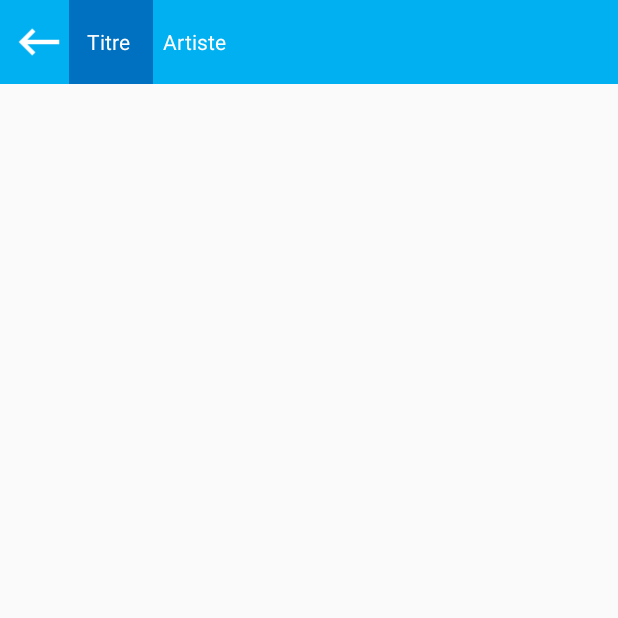
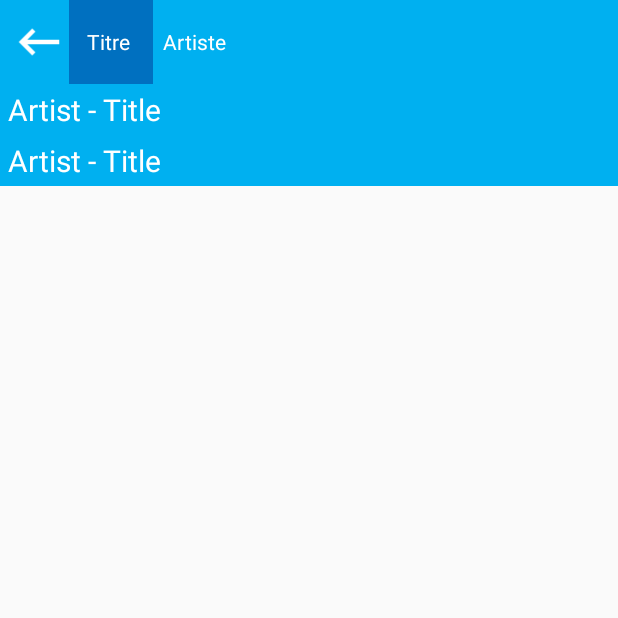
Before and after one commit to Sykless/projaiiient, an Android app: the SelectSong screen opened directly, with no data from a screen before it, on a phone screen of 412 x 824 dp, the top half of it. Run offline under Robolectric (Android 15) with nearby library versions, the phone set to English and light mode, and no system bars.

Commit message:
Choose a song Create when first launch

```diff
--- a/app/src/main/java/com/autoscroll/fraba/defiloche/Partition.java
+++ b/app/src/main/java/com/autoscroll/fraba/defiloche/Partition.java
@@ -52,5 +52,5 @@ public class Partition
     void setFile(String fileName)
     {
         pdfFile = new File(Environment.getExternalStoragePublicDirectory(Environment.DIRECTORY_DCIM).getParentFile().getAbsolutePath() + "/DepuisAndroid/" + fileName);
+    }
         }
-        }
--- a/app/src/main/java/com/autoscroll/fraba/defiloche/PartitionActivity.java
+++ b/app/src/main/java/com/autoscroll/fraba/defiloche/PartitionActivity.java
@@ -18,7 +18,6 @@ public class PartitionActivity extends Application
     public void onCreate()
     {
         super.onCreate();
-        System.out.println("Open app");
 
         SharedPreferences sharedPrefs = PreferenceManager.getDefaultSharedPreferences(this);
         Gson gson = new Gson();
@@ -32,25 +31,49 @@ public class PartitionActivity extends Application
         }
         else
         {
-            System.out.println("ArrayList vide !"); // TODO Maybe add a link to Create if there isn't any partition
+            System.out.println("ArrayList vide !");
         }
 
-        // Here's the code to write the ArrayList
+
+
         // TODO Add the ArrayList writing in Create menu
+        // How to write in the ArrayList
 
         /*
-        ArrayList<Partition> list = new ArrayList<Partition>();
+            PartitionActivity app = (PartitionActivity) getApplicationContext();
+            ArrayList<Partition> list = app.getPartitionList();
 
-        list.add(new Partition("The Resilient","Betraying the Martyrs","test.pdf"));
+            if (list == null)
+            {
+                list = new ArrayList<>();
+            }
 
-        SharedPreferences sharedPrefs = PreferenceManager.getDefaultSharedPreferences(this);
-        SharedPreferences.Editor editor = sharedPrefs.edit();
-        Gson gson = new Gson();
+            list.add(new Partition("Artist","Title",speed,"test.pdf"));
 
-        String json = gson.toJson(list);
+            SharedPreferences sharedPrefs = PreferenceManager.getDefaultSharedPreferences(this);
+            SharedPreferences.Editor editor = sharedPrefs.edit();
+            Gson gson = new Gson();
 
-        editor.putString("arrayList", json); -- "arrayList" is only an ID, you can use "jambon" if you like as long as you use the same ID to get the data back
-        editor.apply();
+            String json = gson.toJson(list);
+
+            editor.putString("arrayList", json); // "arrayList" is only an ID, you can use "jambon" if you like as long as you use the same ID to get the data back
+            editor.apply();
+        */
+
+
+        // Code to detect a key on the keyboard
+        /*
+        takeKeyEvents(true);
+
+        public boolean onKeyUp(int keyCode, KeyEvent event)
+        {
+            if (keyCode == KeyEvent.KEYCODE_ENTER)
+            {
+                System.out.println(""+keyCode);
+            }
+
+            return true;
+        }
         */
     }
 
@@ -58,4 +81,12 @@ public class PartitionActivity extends Application
     {
         return arrayListPartition;
     }
+    void addPartition(Partition partition)
+    {
+        arrayListPartition.add(partition);
+    }
+    void savePartitionList(ArrayList<Partition> partitionList)
+    {
+        arrayListPartition = partitionList;
+    }
 }
--- a/app/src/main/java/com/autoscroll/fraba/defiloche/SelectSong.java
+++ b/app/src/main/java/com/autoscroll/fraba/defiloche/SelectSong.java
@@ -1,17 +1,31 @@
 package com.autoscroll.fraba.defiloche;
 
+import android.content.Context;
 import android.content.Intent;
+import android.content.res.Configuration;
+import android.graphics.Color;
+import android.graphics.Point;
+import android.support.v4.content.ContextCompat;
 import android.support.v7.app.AppCompatActivity;
 import android.os.Bundle;
 import android.support.v7.widget.Toolbar;
+import android.util.TypedValue;
+import android.view.Display;
+import android.view.Gravity;
 import android.view.MotionEvent;
 import android.view.View;
+import android.view.ViewGroup;
 import android.view.ViewTreeObserver;
+import android.view.animation.AlphaAnimation;
+import android.widget.Button;
 import android.widget.FrameLayout;
+import android.widget.LinearLayout;
 import android.widget.RelativeLayout;
+import android.widget.TextView;
 
-public class SelectSong extends AppCompatActivity
-{
+import java.util.ArrayList;
+
+public class SelectSong extends AppCompatActivity {
     View selectedBackground;
     boolean setup = false;
     float backgroundStart = 0;
@@ -19,18 +33,18 @@ public class SelectSong extends AppCompatActivity
 
     int displayChoice = 0;
 
+    AlphaAnimation buttonClick = new AlphaAnimation(1F, 0.8F); // Fading animation on button when clicked
+    AlphaAnimation buttonClickRelease = new AlphaAnimation(0.8F, 1F); // Unfading animation on button when clicked
+
     @Override
-    protected void onCreate(Bundle savedInstanceState)
-    {
+    protected void onCreate(Bundle savedInstanceState) {
         super.onCreate(savedInstanceState);
         setContentView(R.layout.activity_select_song);
 
         Toolbar toolbar = findViewById(R.id.toolbar);
         FrameLayout homeLayout = findViewById(R.id.homeLayout);
-        homeLayout.setOnClickListener(new View.OnClickListener()
-        {
-            public void onClick(View v)
-            {
+        homeLayout.setOnClickListener(new View.OnClickListener() {
+            public void onClick(View v) {
                 goToHome();
             }
         });
@@ -42,13 +56,10 @@ public class SelectSong extends AppCompatActivity
         RelativeLayout textArtist = findViewById(R.id.textArtistLayout);
 
         selectedBackground = findViewById(R.id.selectedBackground);
-        selectedBackground.getViewTreeObserver().addOnGlobalLayoutListener(new ViewTreeObserver.OnGlobalLayoutListener()
-        {
+        selectedBackground.getViewTreeObserver().addOnGlobalLayoutListener(new ViewTreeObserver.OnGlobalLayoutListener() {
             @Override
-            public void onGlobalLayout()
-            {
-                if (!setup)
-                {
+            public void onGlobalLayout() {
+                if (!setup) {
                     backgroundStart = selectedBackground.getX();
                     backgroundSize = selectedBackground.getWidth();
                     setup = true;
@@ -56,13 +67,10 @@ public class SelectSong extends AppCompatActivity
             }
         });
 
-        textTitle.setOnTouchListener(new View.OnTouchListener()
-        {
+        textTitle.setOnTouchListener(new View.OnTouchListener() {
             @Override
-            public boolean onTouch(View v, MotionEvent event)
-            {
-                if (event.getAction() == MotionEvent.ACTION_DOWN && displayChoice == 1)
-                {
+            public boolean onTouch(View v, MotionEvent event) {
+                if (event.getAction() == MotionEvent.ACTION_DOWN && displayChoice == 1) {
                     selectedBackground.setX(backgroundStart);
                     displayChoice = 0;
                 }
@@ -71,13 +79,10 @@ public class SelectSong extends AppCompatActivity
             }
         });
 
-        textArtist.setOnTouchListener(new View.OnTouchListener()
-        {
+        textArtist.setOnTouchListener(new View.OnTouchListener() {
             @Override
-            public boolean onTouch(View v, MotionEvent event)
-            {
-                if (event.getAction() == MotionEvent.ACTION_DOWN && displayChoice == 0)
-                {
+            public boolean onTouch(View v, MotionEvent event) {
+                if (event.getAction() == MotionEvent.ACTION_DOWN && displayChoice == 0) {
                     selectedBackground.setX(backgroundStart + backgroundSize);
                     displayChoice = 1;
                 }
@@ -85,13 +90,103 @@ public class SelectSong extends AppCompatActivity
                 return false;
             }
         });
+
+        // Layout modification according to orientation of the device
+        Display display = getWindowManager().getDefaultDisplay();
+        Point size = new Point();
+        display.getSize(size); // size.x = device width - size.y = device height
+
+        // Default values
+        int margin = 30;
+        int buttonHeight = 200;
+        float textSize = 24;
+
+        if (getResources().getConfiguration().orientation == Configuration.ORIENTATION_PORTRAIT) // Portait orientation
+        {
+            margin = size.x / 24;
+            buttonHeight = size.x / 12;
+            textSize = size.x / 20;
+        }
+
+        if (getResources().getConfiguration().orientation == Configuration.ORIENTATION_LANDSCAPE) // Landscape orientation
+        {
+            margin = size.x / 45;
+            buttonHeight = size.x / 20;
+            textSize = size.x / 28;
+        }
+
+        buttonClick.setDuration(100);
+        buttonClickRelease.setDuration(100);
+        buttonClickRelease.setStartOffset(100);
+
+        View.OnClickListener buttonEffect = new View.OnClickListener()
+        {
+            @Override
+            public void onClick(View v) {
+                v.startAnimation(buttonClick);
+                v.startAnimation(buttonClickRelease);
+
+                System.out.println("" + v.getId());
+            }
+        };
+
+        LinearLayout linearLayout = findViewById(R.id.linearLayout);
+
+        PartitionActivity app = (PartitionActivity) getApplicationContext();
+        ArrayList<Partition> partitionList = app.getPartitionList();
+
+        // TODO If the ArrayList is empty, show a message (link to create)
+
+        for (int i = 0 ; i < partitionList.size() ; i++)
+        {
+            // Create a new RelativeLayout
+            RelativeLayout newButton = new RelativeLayout(this);
+            newButton.setId(i);
+
+            // Defining the RelativeLayout layout parameters.
+            RelativeLayout.LayoutParams buttonParams = new RelativeLayout.LayoutParams(RelativeLayout.LayoutParams.MATCH_PARENT, 0);
+
+            int marginBottom = 0;
+
+            if (i == partitionList.size() - 1)
+            {
+                marginBottom = margin;
+            }
+
+            buttonParams.setMargins(margin, margin, margin, marginBottom);
+            buttonParams.height = buttonHeight;
+
+            // Creating a new TextView
+            TextView songName = new TextView(this);
+            songName.setText(partitionList.get(i).getArtist() + " - " + partitionList.get(i).getTitle());
+            songName.setTextSize(TypedValue.COMPLEX_UNIT_PX, textSize);
+            songName.setTextColor(Color.WHITE);
+
+
+            // Defining the layout parameters of the TextView
+            RelativeLayout.LayoutParams textParameters = new RelativeLayout.LayoutParams(RelativeLayout.LayoutParams.WRAP_CONTENT, RelativeLayout.LayoutParams.WRAP_CONTENT);
+            textParameters.setMarginStart(8);
+
+            // Setting the parameters on the TextView
+            songName.setLayoutParams(textParameters);
+
+            // Adding the TextView to the RelativeLayout as a child and make the layout clickable
+            newButton.addView(songName);
+            newButton.setGravity(Gravity.CENTER_VERTICAL);
+            newButton.setLayoutParams(buttonParams);
+            newButton.setBackgroundColor(getResources().getColor(R.color.cyan));
+            newButton.setClickable(true);
+            newButton.setFocusable(true);
+            newButton.setFocusableInTouchMode(false);
+            newButton.setOnClickListener(buttonEffect);
+
+            // Add the RelativeLayout to the main LinearLayout
+            linearLayout.addView(newButton, i);
+        }
     }
 
-    public void goToHome()
-    {
-        Intent intent = new Intent(this,Home.class);
+    public void goToHome() {
+        Intent intent = new Intent(this, Home.class);
         startActivity(intent);
     }
-
-
 }
--- a/app/src/main/res/layout/activity_select_song.xml
+++ b/app/src/main/res/layout/activity_select_song.xml
@@ -134,11 +134,13 @@
 
     <ScrollView
         android:layout_width="match_parent"
-        android:layout_height="match_parent">
+        android:layout_height="match_parent"
+        android:fillViewport="true">
 
         <LinearLayout
+            android:id="@+id/linearLayout"
             android:layout_width="match_parent"
-            android:layout_height="match_parent"
+            android:layout_height="wrap_content"
             android:orientation="vertical">
         </LinearLayout>
     </ScrollView>
```
Also changed, not shown: app/src/main/AndroidManifest.xml (+5 -2 lines), app/src/main/java/com/autoscroll/fraba/defiloche/Home.java (+28 -7 lines), app/src/main/java/com/autoscroll/fraba/defiloche/NewCreate.java (added, +133 -0 lines), app/src/main/res/layout/activity_new_create.xml (added, +176 -0 lines).
